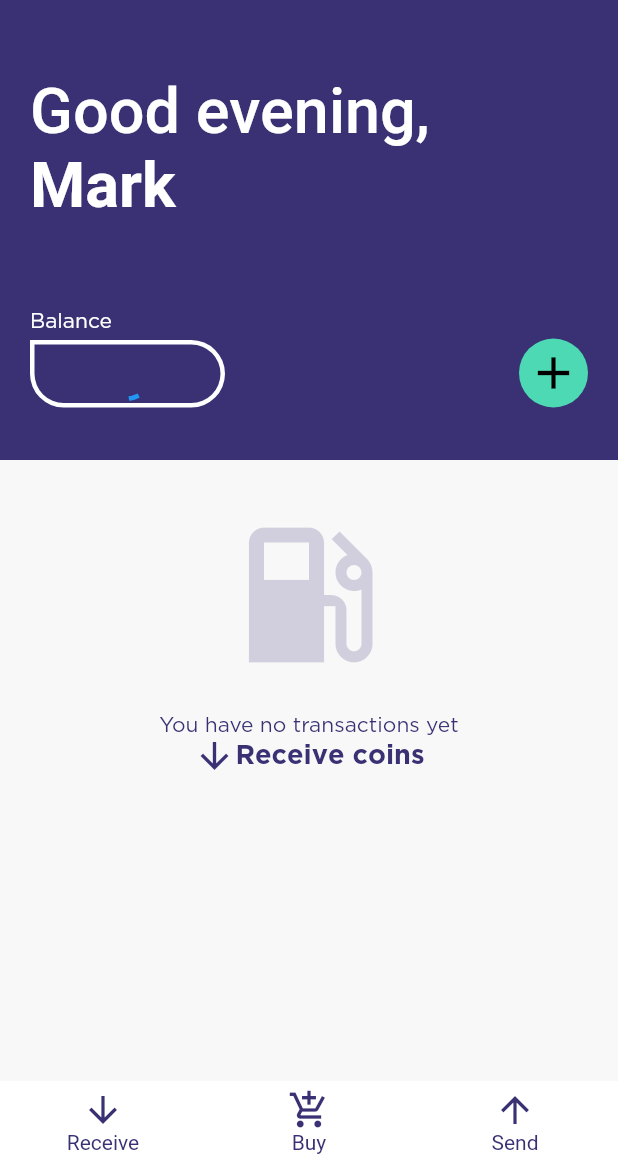
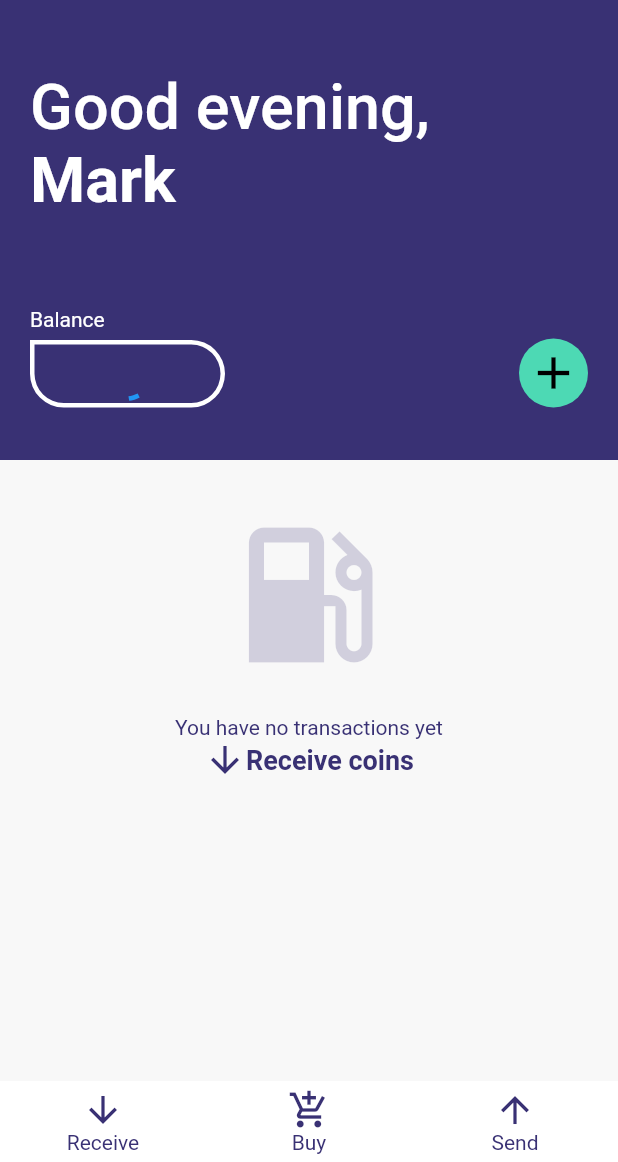
Before and after one commit to ColuLocalNetwork/FuseWallet, a Flutter app: the screen it shows after launch, on a phone screen of 412 x 824 dp, the part 74-1236 px from its top. Run offline on Flutter 3.47's test engine with Material 2 defaults, Android fonts, the phone set to English and light mode, and no system bars; our stand-ins replace flutter_secure_storage, qr_flutter, shared_preferences; missing offline and left inert: barcode_scan, web3dart.

Commit message:
IOS fixes

```diff
--- a/lib/main.dart
+++ b/lib/main.dart
@@ -8,14 +8,27 @@ import 'package:clnwallet/receivepage.dart';
 import 'package:clnwallet/sendpage.dart';
 import 'package:clnwallet/buypage.dart';
 import 'globals.dart' as globals;
+import 'dart:io';
 
 void main() => runApp(MyApp());
 
 class MyApp extends StatelessWidget {
   // This widget is the root of your application.
 
+  bool _isIPhoneX() {
+      return Platform.isIOS;
+      //if (Platform.isIOS && scaffoldKey.currentContext != null) {
+      //  var size = MediaQuery.of(scaffoldKey.currentContext).size;
+      //  if (size.height == 812.0 || size.width == 812.0) {
+      //    return true;
+      //  }
+      //}
+      //return false;
+  }
+
   Widget bottomBar() {
     return new Container(
+      padding: EdgeInsets.only(top: 0.0, bottom:  _isIPhoneX() ? 16 : 0, right: 0.0, left: 0.0),
       color: const Color(0xFFFFFFFF),
       child: new Directionality(
         textDirection: TextDirection.rtl,
@@ -74,7 +87,7 @@ class MyApp extends StatelessWidget {
           child: new MaterialApp(
             title: 'Fuse Wallet',
             theme: ThemeData(
-                fontFamily: 'Gotham',
+                //fontFamily: 'Gotham',
                 brightness: Brightness.light,
                 primaryColor: const Color(0xFF393174),
                 accentColor: const Color(0xFF4DD9B4),
--- a/lib/sendpage.dart
+++ b/lib/sendpage.dart
@@ -136,7 +136,8 @@ class _SendPageState extends State<SendPage> {
                               fontSize: 15,
                               color: Theme.of(context).primaryColor,
                               fontWeight: FontWeight.bold,
-                              fontFamily: 'Gotham'),
+                              //fontFamily: 'Gotham'
+                              ),
                           keyboardType: TextInputType.number,
                         ),
                         Padding(
@@ -175,7 +176,8 @@ class _SendPageState extends State<SendPage> {
                               fontSize: 32,
                               color: Theme.of(context).primaryColor,
                               fontWeight: FontWeight.bold,
-                              fontFamily: 'Gotham'),
+                              //fontFamily: 'Gotham'
+                              ),
                           keyboardType: TextInputType.number,
                         ),
                         Padding(
```
